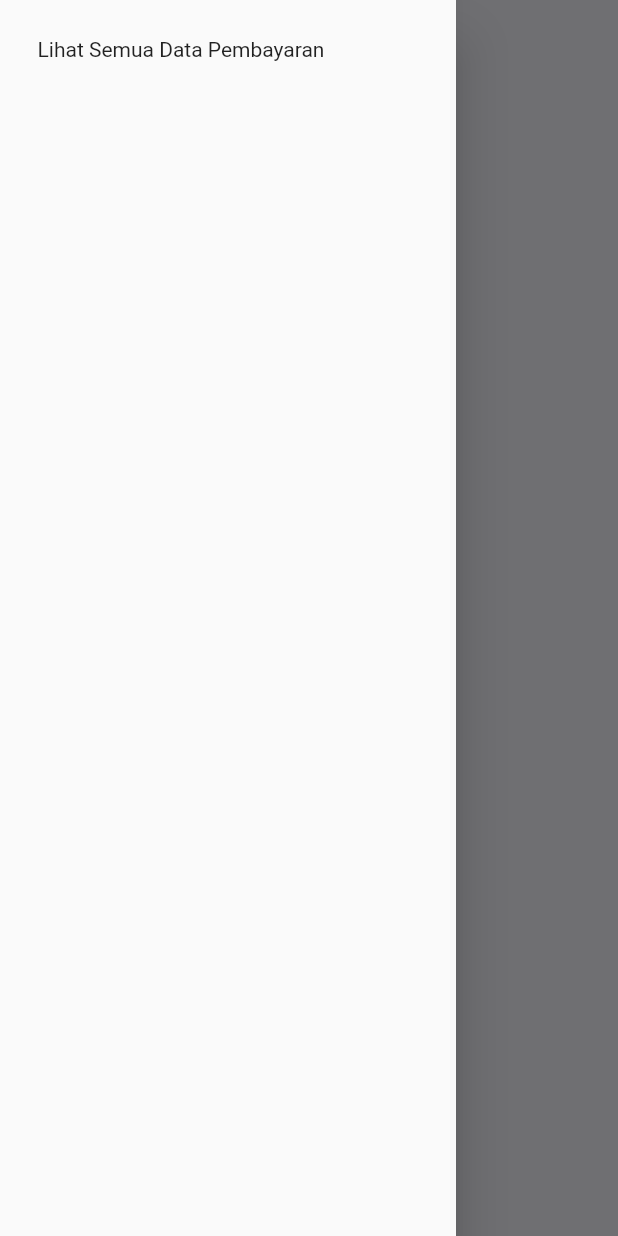
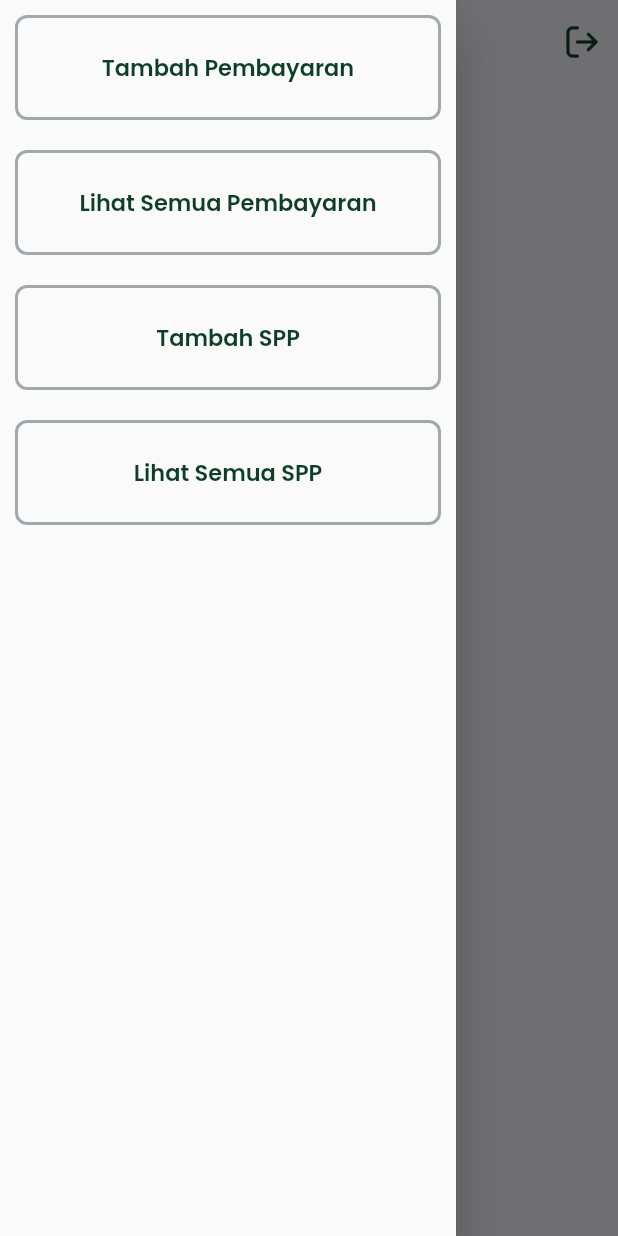
Before and after one commit to 99kairas/spp_pay, a Flutter app: the AdminDashboardScreen screen opened by its route, with the side drawer open, on a phone screen of 412 x 824 dp. Run offline on Flutter 3.47's test engine with Material 2 defaults, Android fonts, the phone set to English and light mode, and no system bars; our stand-ins replace dio, file_picker, google_fonts, loading_animation_widget, shared_preferences; accounts and stored records are empty; network calls fail.

Commit message:
fix error

```diff
--- a/lib/main.dart
+++ b/lib/main.dart
@@ -2,7 +2,7 @@ import 'package:flutter/material.dart';
 import 'package:provider/provider.dart';
 import 'package:spp_pay/shared/theme.dart';
 import 'package:spp_pay/ui/screens/admin_dashboard/admin_dashboard_screen.dart';
-import 'package:spp_pay/ui/screens/admin_login_screen/admin_login_screen.dart';
+import 'package:spp_pay/ui/screens/admin_dashboard/admin_dashboard_view_model.dart';
 import 'package:spp_pay/ui/screens/admin_login_screen/admin_login_view_model.dart';
 import 'package:spp_pay/ui/screens/dashboard_screen/dashboard_screen.dart';
 import 'package:spp_pay/ui/screens/dashboard_screen/dashboard_view_model.dart';
@@ -34,6 +34,9 @@ void main() {
         ),
         ChangeNotifierProvider<AdminLoginViewModel>(
           create: (_) => AdminLoginViewModel(),
+        ),
+        ChangeNotifierProvider<AdminDashboardViewModel>(
+          create: (_) => AdminDashboardViewModel(),
         ),
       ],
       child: const MyApp(),
@@ -67,7 +70,6 @@ class MyApp extends StatelessWidget {
         '/': (context) => const SplashScreen(),
         '/login': (context) => const LoginScreen(),
         '/dashboard': (context) => const DashboardScreen(),
-        '/admin-login': (context) => const AdminLoginScreen(),
         '/admin-dashboard': (context) => const AdminDashboardScreen(),
       },
     );
--- /dev/null
+++ b/lib/models/admin_all_pembayaran_response.dart
@@ -0,0 +1,121 @@
+// To parse this JSON data, do
+//
+//     final adminAllPembayaranResponse = adminAllPembayaranResponseFromJson(jsonString);
+
+import 'dart:convert';
+
+AdminAllPembayaranResponse adminAllPembayaranResponseFromJson(String str) => AdminAllPembayaranResponse.fromJson(json.decode(str));
+
+String adminAllPembayaranResponseToJson(AdminAllPembayaranResponse data) => json.encode(data.toJson());
+
+class AdminAllPembayaranResponse {
+    String? message;
+    List<AllPembayaran>? data;
+
+    AdminAllPembayaranResponse({
+        this.message,
+        this.data,
+    });
+
+    factory AdminAllPembayaranResponse.fromJson(Map<String, dynamic> json) => AdminAllPembayaranResponse(
+        message: json["message"],
+        data: json["data"] == null ? [] : List<AllPembayaran>.from(json["data"]!.map((x) => AllPembayaran.fromJson(x))),
+    );
+
+    Map<String, dynamic> toJson() => {
+        "message": message,
+        "data": data == null ? [] : List<dynamic>.from(data!.map((x) => x.toJson())),
+    };
+}
+
+class AllPembayaran {
+    String? idPembayaran;
+    String? idSpp;
+    String? noIndukSiswa;
+    dynamic tanggalBayar;
+    String? jumlahBayar;
+    String? fotoPembayaran;
+    bool? status;
+    Siswa? siswa;
+    Spp? spp;
+
+    AllPembayaran({
+        this.idPembayaran,
+        this.idSpp,
+        this.noIndukSiswa,
+        this.tanggalBayar,
+        this.jumlahBayar,
+        this.fotoPembayaran,
+        this.status,
+        this.siswa,
+        this.spp,
+    });
+
+    factory AllPembayaran.fromJson(Map<String, dynamic> json) => AllPembayaran(
+        idPembayaran: json["id_pembayaran"],
+        idSpp: json["id_spp"],
+        noIndukSiswa: json["no_induk_siswa"],
+        tanggalBayar: json["tanggal_bayar"],
+        jumlahBayar: json["jumlah_bayar"],
+        fotoPembayaran: json["foto_pembayaran"],
+        status: json["status"],
+        siswa: json["siswa"] == null ? null : Siswa.fromJson(json["siswa"]),
+        spp: json["spp"] == null ? null : Spp.fromJson(json["spp"]),
+    );
+
+    Map<String, dynamic> toJson() => {
+        "id_pembayaran": idPembayaran,
+        "id_spp": idSpp,
+        "no_induk_siswa": noIndukSiswa,
+        "tanggal_bayar": tanggalBayar,
+        "jumlah_bayar": jumlahBayar,
+        "foto_pembayaran": fotoPembayaran,
+        "status": status,
+        "siswa": siswa?.toJson(),
+        "spp": spp?.toJson(),
+    };
+}
+
+class Siswa {
+    String? namaSiswa;
+    String? kelas;
+
+    Siswa({
+        this.namaSiswa,
+        this.kelas,
+    });
+
+    factory Siswa.fromJson(Map<String, dynamic> json) => Siswa(
+        namaSiswa: json["nama_siswa"],
+        kelas: json["kelas"],
+    );
+
+    Map<String, dynamic> toJson() => {
+        "nama_siswa": namaSiswa,
+        "kelas": kelas,
+    };
+}
+
+class Spp {
+    String? tahun;
+    String? bulan;
+    String? jumlah;
+
+    Spp({
+        this.tahun,
+        this.bulan,
+        this.jumlah,
+    });
+
+    factory Spp.fromJson(Map<String, dynamic> json) => Spp(
+        tahun: json["tahun"],
+        bulan: json["bulan"],
+        jumlah: json["jumlah"],
+    );
+
+    Map<String, dynamic> toJson() => {
+        "tahun": tahun,
+        "bulan": bulan,
+        "jumlah": jumlah,
+    };
+}
--- /dev/null
+++ b/lib/services/admin_dashboard_service.dart
@@ -0,0 +1,22 @@
+import 'package:dio/dio.dart';
+import 'package:spp_pay/models/admin_all_pembayaran_response.dart';
+import 'package:spp_pay/shared/shared_methods.dart';
+
+class AdminDashboardService {
+  Dio dio = Dio();
+  Future<AdminAllPembayaranResponse> getAllPembayaran() async {
+    final token = await SharedPref.getToken();
+
+    try {
+      final response = await dio.get(
+        '${APIConstant.baseUrl}/admin/pembayaran/show/all',
+        options: Options(
+          headers: APIConstant.auth('$token'),
+        ),
+      );
+      return AdminAllPembayaranResponse.fromJson(response.data);
+    } on DioException catch (e) {
+      return AdminAllPembayaranResponse.fromJson(e.response?.data);
+    }
+  }
+}
--- a/lib/services/detail_payment_service.dart
+++ b/lib/services/detail_payment_service.dart
@@ -18,7 +18,6 @@ class DetailPaymentService {
         ),
       );
 
-      print(response.data);
 
       return DetailPaymentResponse.fromJson(response.data);
     } on DioException catch (e) {
--- a/lib/services/metode_pembayaran_service.dart
+++ b/lib/services/metode_pembayaran_service.dart
@@ -40,7 +40,6 @@ class MetodePembayaranService {
           return true;
         }
       } else {
-        print('Result is null');
         return false;
       }
       return true;
--- a/lib/ui/screens/admin_dashboard/admin_dashboard_screen.dart
+++ b/lib/ui/screens/admin_dashboard/admin_dashboard_screen.dart
@@ -1,25 +1,102 @@
 import 'package:flutter/material.dart';
+import 'package:provider/provider.dart';
+import 'package:spp_pay/shared/shared_methods.dart';
+import 'package:spp_pay/shared/theme.dart';
+import 'package:spp_pay/ui/screens/admin_dashboard/admin_dashboard_view_model.dart';
+import 'package:spp_pay/ui/widgets/admin_dashboard_drawer_item.dart';
+import 'package:spp_pay/ui/widgets/admin_show_all_pembayaran.dart';
+import 'package:spp_pay/ui/widgets/admin_show_all_spp.dart';
+import 'package:spp_pay/ui/widgets/admin_tambah_pembayaran.dart';
+import 'package:spp_pay/ui/widgets/admin_tambah_spp.dart';
 
-class AdminDashboardScreen extends StatelessWidget {
+class AdminDashboardScreen extends StatefulWidget {
   const AdminDashboardScreen({super.key});
+
+  @override
+  State<AdminDashboardScreen> createState() => _AdminDashboardScreenState();
+}
+
+class _AdminDashboardScreenState extends State<AdminDashboardScreen> {
+  @override
+  void initState() {
+    super.initState();
+    Provider.of<AdminDashboardViewModel>(context, listen: false)
+        .getAllPembayaran();
+  }
+
+  int _selectedIndex = 0;
+
+  void _onItemTapped(int index) {
+    setState(() {
+      _selectedIndex = index;
+    });
+  }
+
+  static final List _widgetOptions = [
+    const AdminTambahPembayaran(),
+    const AdminShowAllPembayaran(),
+    const AdminTambahSpp(),
+    const AdminShowAllSpp(),
+  ];
 
   @override
   Widget build(BuildContext context) {
     return Scaffold(
       appBar: AppBar(
         title: const Text('Admin Dashboard'),
+        actions: [
+          IconButton(
+            onPressed: () {
+              Navigator.pushNamedAndRemoveUntil(
+                  context, '/login', (route) => false);
+              SharedPref.removeToken();
+            },
+            icon: Image.asset(
+              'assets/ic_logout.png',
+              width: 25,
+              height: 25,
+              color: blackColor,
+            ),
+          ),
+        ],
       ),
       drawer: Drawer(
         child: SafeArea(
-          child: ListView(
-            padding: const EdgeInsets.all(25),
-            children: const [
-              Text('Lihat Semua Data Pembayaran'),
+          child: Column(
+            children: [
+              AdminDashboardDrawerItem(
+                title: 'Tambah Pembayaran',
+                onTap: () {
+                  _onItemTapped(0);
+                  Navigator.pop(context);
+                },
+              ),
+              AdminDashboardDrawerItem(
+                title: 'Lihat Semua Pembayaran',
+                onTap: () {
+                  _onItemTapped(1);
+                  Navigator.pop(context);
+                },
+              ),
+              AdminDashboardDrawerItem(
+                title: 'Tambah SPP',
+                onTap: () {
+                  _onItemTapped(2);
+                  Navigator.pop(context);
+                },
+              ),
+              AdminDashboardDrawerItem(
+                title: 'Lihat Semua SPP',
+                onTap: () {
+                  _onItemTapped(3);
+                  Navigator.pop(context);
+                },
+              ),
             ],
           ),
         ),
       ),
-      body: Container(),
+      body: _widgetOptions[_selectedIndex],
     );
   }
 }
--- /dev/null
+++ b/lib/ui/screens/admin_dashboard/admin_dashboard_view_model.dart
@@ -0,0 +1,23 @@
+import 'package:flutter/material.dart';
+import 'package:spp_pay/models/admin_all_pembayaran_response.dart';
+import 'package:spp_pay/services/admin_dashboard_service.dart';
+
+class AdminDashboardViewModel with ChangeNotifier {
+  bool _isLoading = false;
+  bool get isLoading => _isLoading;
+
+  List<AllPembayaran>? _allPembayaran;
+  List<AllPembayaran>? get allPembayaran => _allPembayaran;
+
+  void getAllPembayaran() async {
+    _isLoading = true;
+    await Future.delayed(const Duration(seconds: 1));
+    final result = await AdminDashboardService().getAllPembayaran();
+
+    try {
+      if (result.data != null) {
+        _allPembayaran = result.data;
+      }
+    } catch (e) {}
+  }
+}
--- a/lib/ui/screens/admin_login_screen/admin_login_view_model.dart
+++ b/lib/ui/screens/admin_login_screen/admin_login_view_model.dart
@@ -52,19 +52,18 @@ class AdminLoginViewModel with ChangeNotifier {
     } on DioException catch (e) {
       scaffoldMessengerFailed(
           context: context, title: '${e.response?.data['message']}');
-      print(e.response?.data);
     }
   }
 
   void navigateToDashboardScreen(BuildContext context) {
-    Navigator.pushNamedAndRemoveUntil(context, '/admin-dashboard', (route) => false);
+    Navigator.pushNamedAndRemoveUntil(
+        context, '/admin-dashboard', (route) => false);
 
     nisController.clear();
     passwordController.clear();
   }
 
   void navigateToUserLogin(BuildContext context) {
-    Navigator.pushNamedAndRemoveUntil(
-        context, '/login', (route) => false);
+    Navigator.pushNamedAndRemoveUntil(context, '/login', (route) => false);
   }
 }
--- a/lib/ui/screens/detail_payment/detail_payment_screen.dart
+++ b/lib/ui/screens/detail_payment/detail_payment_screen.dart
@@ -32,7 +32,6 @@ class _DetailPaymentScreenState extends State<DetailPaymentScreen> {
   Widget build(BuildContext context) {
     final detailPaymentProvider = Provider.of<DetailPaymentViewModel>(context);
     var payment = detailPaymentProvider.listPayment;
-    print(payment?.idPembayaran);
     return Scaffold(
       appBar: AppBar(
         title: const Text('Rincian Pembayaran'),
@@ -159,7 +158,6 @@ class _DetailPaymentScreenState extends State<DetailPaymentScreen> {
                             idPembayaran: payment?.idPembayaran.toString(),
                           ),
                         ));
-                        print('ID PEMBAYARAN ${widget.idPembayaran}');
                   },
                 ),
                 const SizedBox(height: 30),
--- a/lib/ui/screens/login_screen.dart/login_view_model.dart
+++ b/lib/ui/screens/login_screen.dart/login_view_model.dart
@@ -116,7 +116,6 @@ class LoginViewModel with ChangeNotifier {
     } on DioException catch (e) {
       scaffoldMessengerFailed(
           context: context, title: '${e.response?.data['message']}');
-      print(e.response?.data);
     }
   }
 
--- a/lib/ui/screens/metode_pembayaran/metode_pembayaran_screen.dart
+++ b/lib/ui/screens/metode_pembayaran/metode_pembayaran_screen.dart
@@ -157,7 +157,6 @@ class _MetodePembayaranScreenState extends State<MetodePembayaranScreen> {
     final paymentMethodProvider =
         Provider.of<MetodePembayaranViewModel>(context);
 
-    print('IMAGES ${paymentMethodProvider.image}');
     return Container(
       margin: const EdgeInsets.only(top: 40),
       child: Column(
--- /dev/null
+++ b/lib/ui/widgets/admin_dashboard_drawer_item.dart
@@ -0,0 +1,40 @@
+import 'package:flutter/material.dart';
+import 'package:spp_pay/shared/theme.dart';
+
+class AdminDashboardDrawerItem extends StatelessWidget {
+  final String title;
+  final Function()? onTap;
+  const AdminDashboardDrawerItem({
+    super.key,
+    required this.title,
+    this.onTap,
+  });
+
+  @override
+  Widget build(BuildContext context) {
+    return Container(
+      margin: const EdgeInsets.symmetric(horizontal: 10, vertical: 10),
+      height: 70,
+      width: double.infinity,
+      decoration: BoxDecoration(
+        borderRadius: BorderRadius.circular(8),
+        border: Border.all(
+          color: greyColor,
+          width: 2,
+        ),
+      ),
+      child: InkWell(
+        onTap: onTap,
+        child: Center(
+          child: Text(
+            title,
+            style: blackTextStyle.copyWith(
+              fontSize: 15,
+              fontWeight: semiBold,
+            ),
+          ),
+        ),
+      ),
+    );
+  }
+}
--- /dev/null
+++ b/lib/ui/widgets/admin_tambah_pembayaran.dart
@@ -0,0 +1,12 @@
+import 'package:flutter/material.dart';
+
+class AdminTambahPembayaran extends StatelessWidget {
+  const AdminTambahPembayaran({super.key});
+
+  @override
+  Widget build(BuildContext context) {
+    return Container(
+      child: Text('Tambah Pembayaran'),
+    );
+  }
+}
```
Also changed, not shown: lib/ui/screens/admin_login_screen/admin_login_screen.dart (deleted, +0 -96 lines), lib/ui/widgets/admin_show_all_pembayaran.dart (added, +40 -0 lines), lib/ui/widgets/admin_show_all_spp.dart (added, +12 -0 lines), lib/ui/widgets/admin_tambah_spp.dart (added, +12 -0 lines).
